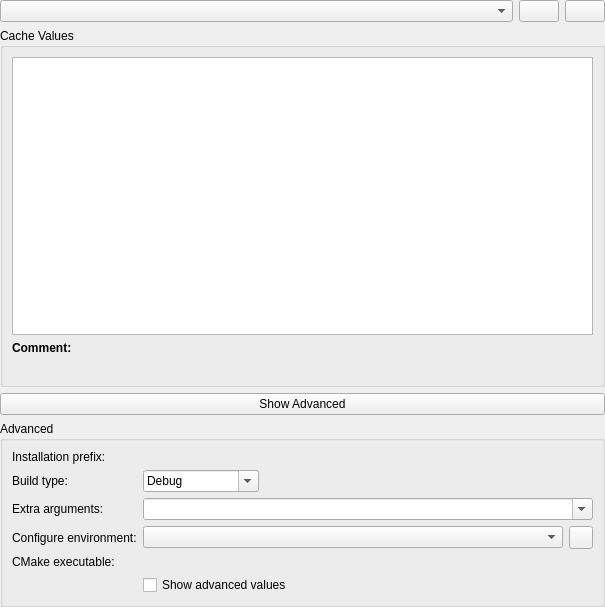
Qt form plugins/cmake/settings/cmakebuildsettings.ui (KDE/kdevelop) before a commit.
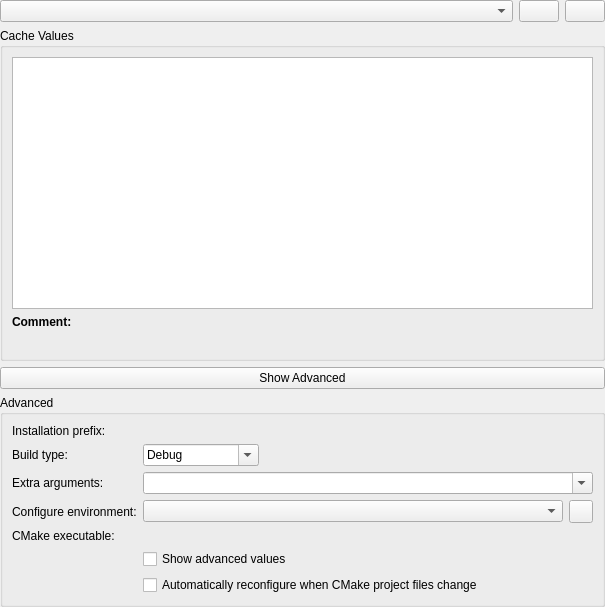
The same form after that commit. Icons and pictures are not drawn. Custom widgets are drawn as their Qt base class.

Commit message: cmake: add toggle for auto reconfigure on project file changes

Diff of the .ui file:
```diff
--- a/plugins/cmake/settings/cmakebuildsettings.ui
+++ b/plugins/cmake/settings/cmakebuildsettings.ui
@@ -226,6 +226,13 @@
         </property>
        </widget>
       </item>
+      <item row="6" column="1">
+       <widget class="QCheckBox" name="autoConfigureOnCMakeListsChanges">
+        <property name="text">
+         <string comment="@option:check">Automatically reconfigure when CMake project files change</string>
+        </property>
+       </widget>
+      </item>
       <item row="4" column="1">
        <widget class="KUrlRequester" name="cMakeExecutable"/>
       </item>
```
The commit also changes 9 other files.
